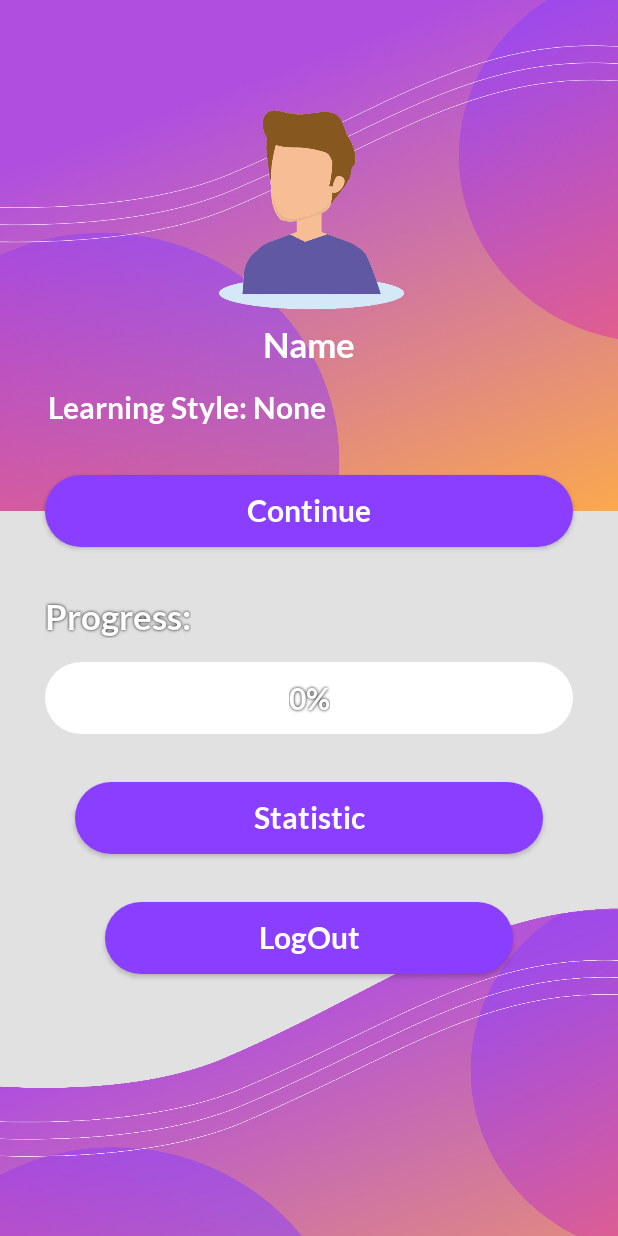
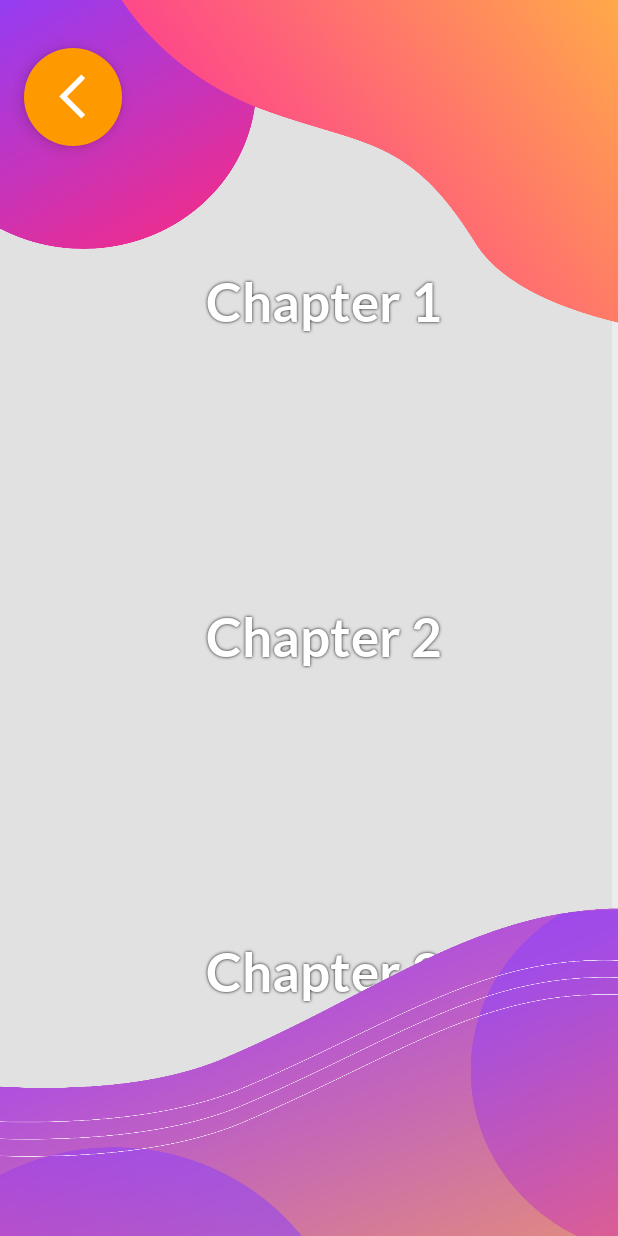
Before and after one commit to Szpetko/LearningApp, an Android app: the home_activity screen opened directly, with no data from a screen before it, after a tap on "Statistic", on a phone screen of 412 x 824 dp. Run offline under Robolectric (Android 15) with nearby library versions, the phone set to English and light mode, and no system bars; our stand-ins replace Room's generated code; 10 statements that could not run were skipped.

Commit message:
Stats Activity Complete

```diff
--- a/app/src/main/AndroidManifest.xml
+++ b/app/src/main/AndroidManifest.xml
@@ -9,6 +9,9 @@
         android:roundIcon="@mipmap/ic_launcher_round"
         android:supportsRtl="true"
         android:theme="@style/Theme.LearningApp">
+        <activity
+            android:name=".stats_activity"
+            android:exported="true" />
         <activity
             android:name=".home_activity"
             android:exported="true" />
--- a/app/src/main/java/com/example/learningapp/home_activity.java
+++ b/app/src/main/java/com/example/learningapp/home_activity.java
@@ -5,6 +5,7 @@ import static java.lang.Math.abs;
 import androidx.appcompat.app.AppCompatActivity;
 import androidx.room.Room;
 
+import android.content.Intent;
 import android.os.Build;
 import android.os.Bundle;
 import android.view.View;
@@ -28,6 +29,7 @@ public class home_activity extends AppCompatActivity {
     private UserDAO userDAO;
 
 
+    //Variables
     private int userId;
     private int currentProgress;
 
@@ -131,8 +133,9 @@ public class home_activity extends AppCompatActivity {
                 //Opening the tab with Statistics
 
 
-                Stats userStats = userDAO.getStatsByUserId(userId);
-                Toast.makeText(home_activity.this, "cos: " + userStats.toString(), Toast.LENGTH_SHORT).show();
+//                Stats userStats = userDAO.getStatsByUserId(userId);
+//                Toast.makeText(home_activity.this, "cos: " + userStats.toString(), Toast.LENGTH_SHORT).show();
+                openStatsActivity(userId);
 
 
             }
@@ -159,5 +162,10 @@ public class home_activity extends AppCompatActivity {
 
     }
 
+    public void openStatsActivity(int id){
+        Intent intent = new Intent(this, stats_activity.class).putExtra("id", id);
+        startActivity(intent);
+    }
+
 
 }
--- a/app/src/main/java/com/example/learningapp/login_activity.java
+++ b/app/src/main/java/com/example/learningapp/login_activity.java
@@ -47,6 +47,7 @@ public class login_activity extends AppCompatActivity {
         userDAO = Room.databaseBuilder(this, UserDatabase.class, "User").allowMainThreadQueries().build().getUserDao();
 
 
+
         //Button Listeners
         btn_login.setOnClickListener(new View.OnClickListener() {
             @Override
--- /dev/null
+++ b/app/src/main/java/com/example/learningapp/stats_activity.java
@@ -0,0 +1,104 @@
+package com.example.learningapp;
+
+import androidx.appcompat.app.AppCompatActivity;
+import androidx.room.Room;
+
+import android.content.Intent;
+import android.os.Build;
+import android.os.Bundle;
+import android.view.View;
+import android.view.WindowManager;
+import android.widget.TextView;
+
+import com.example.learningapp.data.UserDAO;
+import com.example.learningapp.data.UserDatabase;
+import com.example.learningapp.model.Stats;
+import com.example.learningapp.model.User;
+import com.google.android.material.floatingactionbutton.FloatingActionButton;
+
+public class stats_activity extends AppCompatActivity {
+
+
+    //Database
+    private UserDAO userDAO;
+
+    //Variables
+    private int userId;
+
+
+    //References to Buttons
+    private FloatingActionButton fabtn_back;
+    private TextView tv_ch1_theory, tv_ch1_test, tv_ch1_grade,
+            tv_ch2_theory, tv_ch2_test, tv_ch2_grade,
+            tv_ch3_theory, tv_ch3_test, tv_ch3_grade;
+
+    @Override
+    protected void onCreate(Bundle savedInstanceState) {
+        super.onCreate(savedInstanceState);
+        setContentView(R.layout.stats_activity);
+
+        //No Bars
+        if (Build.VERSION.SDK_INT >= Build.VERSION_CODES.KITKAT){
+            getWindow().setFlags(WindowManager.LayoutParams.FLAG_LAYOUT_NO_LIMITS, WindowManager.LayoutParams.FLAG_LAYOUT_NO_LIMITS);
+        }
+
+        //References to Buttons
+        fabtn_back = findViewById(R.id.fabtn_back);
+        tv_ch1_theory=findViewById(R.id.tv_ch1_theory);
+        tv_ch1_test=findViewById(R.id.tv_ch1_test);
+        tv_ch1_grade=findViewById(R.id.tv_ch1_grade);
+        tv_ch2_theory=findViewById(R.id.tv_ch2_theory);
+        tv_ch2_test=findViewById(R.id.tv_ch2_test);
+        tv_ch2_grade=findViewById(R.id.tv_ch2_grade);
+        tv_ch3_theory=findViewById(R.id.tv_ch3_theory);
+        tv_ch3_test=findViewById(R.id.tv_ch3_test);
+        tv_ch3_grade=findViewById(R.id.tv_ch3_grade);
+
+
+        //Setting User ID
+        userId = getIntent().getIntExtra("id",0);
+
+        //Database
+        userDAO = Room.databaseBuilder(this, UserDatabase.class, "User").allowMainThreadQueries().build().getUserDao();
+        User user = userDAO.getUserById(userId);
+        Stats userStats = userDAO.getStatsByUserId(userId);
+
+
+        //Setting TextViews
+        tv_ch1_theory.setText("Theory reads: " + userStats.getCh1_theory());
+        tv_ch1_test.setText("Test approaches: " + userStats.getCh1_test());
+        tv_ch1_grade.setText("Final grade: " + gradeSetter(userStats.getCh1_grade()));
+        tv_ch2_theory.setText("Theory reads: " + userStats.getCh2_theory());
+        tv_ch2_test.setText("Test approaches: " + userStats.getCh2_test());
+        tv_ch2_grade.setText("Final grade: " + gradeSetter(userStats.getCh2_grade()));
+        tv_ch3_theory.setText("Theory reads: " + userStats.getCh3_theory());
+        tv_ch3_test.setText("Test approaches: " + userStats.getCh3_test());
+        tv_ch3_grade.setText("Final grade: " + gradeSetter(userStats.getCh3_grade()));
+
+        //Go Back Button
+        fabtn_back.setOnClickListener(new View.OnClickListener() {
+            @Override
+            public void onClick(View v) {
+                openHomeActivity(userId);
+            }
+        });
+
+
+    }
+
+    public void openHomeActivity(int id){
+        Intent intent = new Intent(this, home_activity.class).putExtra("id", id);
+        startActivity(intent);
+    }
+
+    private String gradeSetter (int gradeProc)
+    {
+        if (gradeProc >= 0 || gradeProc <= 49) return "F";
+        if (gradeProc >= 50 || gradeProc <= 59) return "E";
+        if (gradeProc >= 60 || gradeProc <= 69) return "D";
+        if (gradeProc >= 70 || gradeProc <= 79) return "C";
+        if (gradeProc >= 80 || gradeProc <= 89) return "B";
+        if (gradeProc >= 90 || gradeProc <= 100) return "A";
+        else return "none";
+    }
+}
--- /dev/null
+++ b/app/src/main/res/layout/stats_activity.xml
@@ -0,0 +1,241 @@
+<?xml version="1.0" encoding="utf-8"?>
+<androidx.constraintlayout.widget.ConstraintLayout xmlns:android="http://schemas.android.com/apk/res/android"
+    xmlns:app="http://schemas.android.com/apk/res-auto"
+    xmlns:tools="http://schemas.android.com/tools"
+    android:layout_width="match_parent"
+    android:layout_height="match_parent"
+    tools:context=".stats_activity"
+    android:background="#E1E1E1">
+
+    <ScrollView
+        android:layout_width="391dp"
+        android:layout_height="705dp"
+        app:layout_constraintBottom_toBottomOf="parent"
+        app:layout_constraintEnd_toEndOf="parent"
+        app:layout_constraintHorizontal_bias="1.0"
+        app:layout_constraintStart_toStartOf="parent"
+        app:layout_constraintTop_toTopOf="@+id/img_topMainBc">
+
+        <LinearLayout
+            android:layout_width="match_parent"
+            android:layout_height="wrap_content"
+            android:orientation="vertical">
+
+            <TextView
+                android:id="@+id/tv_ch1"
+                android:layout_width="match_parent"
+                android:layout_height="wrap_content"
+                android:layout_marginTop="120sp"
+                android:fontFamily="@font/lato_bold"
+                android:shadowColor="#000000"
+                android:shadowDx="0.0"
+                android:shadowDy="0.0"
+                android:shadowRadius="2.0"
+                android:text="@string/chapter1"
+                android:textAlignment="center"
+                android:textColor="@color/white"
+                android:textSize="35sp" />
+
+            <TextView
+                android:id="@+id/tv_ch1_theory"
+                android:layout_width="match_parent"
+                android:layout_height="wrap_content"
+                android:layout_marginLeft="30sp"
+                android:layout_marginTop="20sp"
+                android:fontFamily="@font/lato_bold"
+                android:shadowColor="#000000"
+                android:shadowDx="0.0"
+                android:shadowDy="0.0"
+                android:shadowRadius="2.0"
+                android:textColor="@color/white"
+                android:textSize="23sp" />
+
+            <TextView
+                android:id="@+id/tv_ch1_test"
+                android:layout_width="match_parent"
+                android:layout_height="wrap_content"
+                android:layout_marginLeft="30sp"
+                android:layout_marginTop="20sp"
+                android:fontFamily="@font/lato_bold"
+                android:shadowColor="#000000"
+                android:shadowDx="0.0"
+                android:shadowDy="0.0"
+                android:shadowRadius="2.0"
+                android:textColor="@color/white"
+                android:textSize="23sp" />
+
+            <TextView
+                android:id="@+id/tv_ch1_grade"
+                android:layout_width="match_parent"
+                android:layout_height="wrap_content"
+                android:layout_marginLeft="30sp"
+                android:layout_marginTop="20sp"
+                android:fontFamily="@font/lato_bold"
+                android:shadowColor="#000000"
+                android:shadowDx="0.0"
+                android:shadowDy="0.0"
+                android:shadowRadius="2.0"
+                android:textColor="@color/white"
+                android:textSize="23sp" />
+
+            <TextView
+                android:id="@+id/tv_ch2"
+                android:layout_width="match_parent"
+                android:layout_height="wrap_content"
+                android:layout_marginTop="40sp"
+                android:fontFamily="@font/lato_bold"
+                android:shadowColor="#000000"
+                android:shadowDx="0.0"
+                android:shadowDy="0.0"
+                android:shadowRadius="2.0"
+                android:text="@string/chapter2"
+                android:textAlignment="center"
+                android:textColor="@color/white"
+                android:textSize="35sp" />
+
+            <TextView
+                android:id="@+id/tv_ch2_theory"
+                android:layout_width="match_parent"
+                android:layout_height="wrap_content"
+                android:layout_marginLeft="30sp"
+                android:layout_marginTop="20sp"
+                android:fontFamily="@font/lato_bold"
+                android:shadowColor="#000000"
+                android:shadowDx="0.0"
+                android:shadowDy="0.0"
+                android:shadowRadius="2.0"
+                android:textColor="@color/white"
+                android:textSize="23sp" />
+
+            <TextView
+                android:id="@+id/tv_ch2_test"
+                android:layout_width="match_parent"
+                android:layout_height="wrap_content"
+                android:layout_marginLeft="30sp"
+                android:layout_marginTop="20sp"
+                android:fontFamily="@font/lato_bold"
+                android:shadowColor="#000000"
+                android:shadowDx="0.0"
+                android:shadowDy="0.0"
+                android:shadowRadius="2.0"
+                android:textColor="@color/white"
+                android:textSize="23sp" />
+
+            <TextView
+                android:id="@+id/tv_ch2_grade"
+                android:layout_width="match_parent"
+                android:layout_height="wrap_content"
+                android:layout_marginLeft="30sp"
+                android:layout_marginTop="20sp"
+                android:fontFamily="@font/lato_bold"
+                android:shadowColor="#000000"
+                android:shadowDx="0.0"
+                android:shadowDy="0.0"
+                android:shadowRadius="2.0"
+                android:textColor="@color/white"
+                android:textSize="23sp" />
+
+            <TextView
+                android:id="@+id/tv_ch3"
+                android:layout_width="match_parent"
+                android:layout_height="wrap_content"
+                android:layout_marginTop="40sp"
+                android:fontFamily="@font/lato_bold"
+                android:shadowColor="#000000"
+                android:shadowDx="0.0"
+                android:shadowDy="0.0"
+                android:shadowRadius="2.0"
+                android:text="@string/chapter3"
+                android:textAlignment="center"
+                android:textColor="@color/white"
+                android:textSize="35sp" />
+
+            <TextView
+                android:id="@+id/tv_ch3_theory"
+                android:layout_width="match_parent"
+                android:layout_height="wrap_content"
+                android:layout_marginLeft="30sp"
+                android:layout_marginTop="20sp"
+                android:fontFamily="@font/lato_bold"
+                android:shadowColor="#000000"
+                android:shadowDx="0.0"
+                android:shadowDy="0.0"
+                android:shadowRadius="2.0"
+                android:textColor="@color/white"
+                android:textSize="23sp" />
+
+            <TextView
+                android:id="@+id/tv_ch3_test"
+                android:layout_width="match_parent"
+                android:layout_height="wrap_content"
+                android:layout_marginLeft="30sp"
+                android:layout_marginTop="20sp"
+                android:fontFamily="@font/lato_bold"
+                android:shadowColor="#000000"
+                android:shadowDx="0.0"
+                android:shadowDy="0.0"
+                android:shadowRadius="2.0"
+                android:textColor="@color/white"
+                android:textSize="23sp" />
+
+            <TextView
+                android:id="@+id/tv_ch3_grade"
+                android:layout_width="match_parent"
+                android:layout_height="wrap_content"
+                android:layout_marginLeft="30sp"
+                android:layout_marginTop="20sp"
+                android:fontFamily="@font/lato_bold"
+                android:shadowColor="#000000"
+                android:shadowDx="0.0"
+                android:shadowDy="0.0"
+                android:shadowRadius="2.0"
+                android:textColor="@color/white"
+                android:textSize="23sp"
+                android:layout_marginBottom="160sp"/>
+
+        </LinearLayout>
+    </ScrollView>
+
+    <ImageView
+        android:id="@+id/img_bottomBc"
+        android:layout_width="wrap_content"
+        android:layout_height="wrap_content"
+        android:adjustViewBounds="true"
+        app:layout_constraintBottom_toBottomOf="parent"
+        app:layout_constraintEnd_toEndOf="parent"
+        app:layout_constraintStart_toStartOf="parent"
+        app:srcCompat="@drawable/bottom_image" />
+
+    <ImageView
+        android:id="@+id/img_topMainBc"
+        android:layout_width="wrap_content"
+        android:layout_height="wrap_content"
+        android:adjustViewBounds="true"
+        app:layout_constraintEnd_toEndOf="parent"
+        app:layout_constraintHorizontal_bias="0.0"
+        app:layout_constraintStart_toStartOf="parent"
+        app:layout_constraintTop_toTopOf="parent"
+        app:srcCompat="@drawable/top_image" />
+
+
+
+    <com.google.android.material.floatingactionbutton.FloatingActionButton
+        android:id="@+id/fabtn_back"
+        android:layout_width="wrap_content"
+        android:layout_height="wrap_content"
+        android:layout_marginStart="16dp"
+        android:layout_marginTop="32dp"
+        android:backgroundTint="#FF9900"
+        android:clickable="true"
+        android:tint="@color/white"
+        app:borderWidth="0dp"
+        app:fabCustomSize="65dp"
+        app:fabSize="auto"
+        app:layout_constraintStart_toStartOf="parent"
+        app:layout_constraintTop_toTopOf="parent"
+        app:maxImageSize="35dp"
+        app:srcCompat="@drawable/ic_baseline_arrow_back_ios_new_24"
+        app:useCompatPadding="false"
+        tools:ignore="SpeakableTextPresentCheck" />
+
+</androidx.constraintlayout.widget.ConstraintLayout>
--- a/app/src/main/res/values/strings.xml
+++ b/app/src/main/res/values/strings.xml
@@ -19,6 +19,9 @@
     <string name="logout">LogOut</string>
     <string name="stats">Statistic</string>
     <string name="progress">Progress:</string>
+    <string name="chapter1">Chapter 1</string>
+    <string name="chapter2">Chapter 2</string>
+    <string name="chapter3">Chapter 3</string>
     <string-array name="learning_styles">
         <item></item>
         <item>Optical</item>
```
